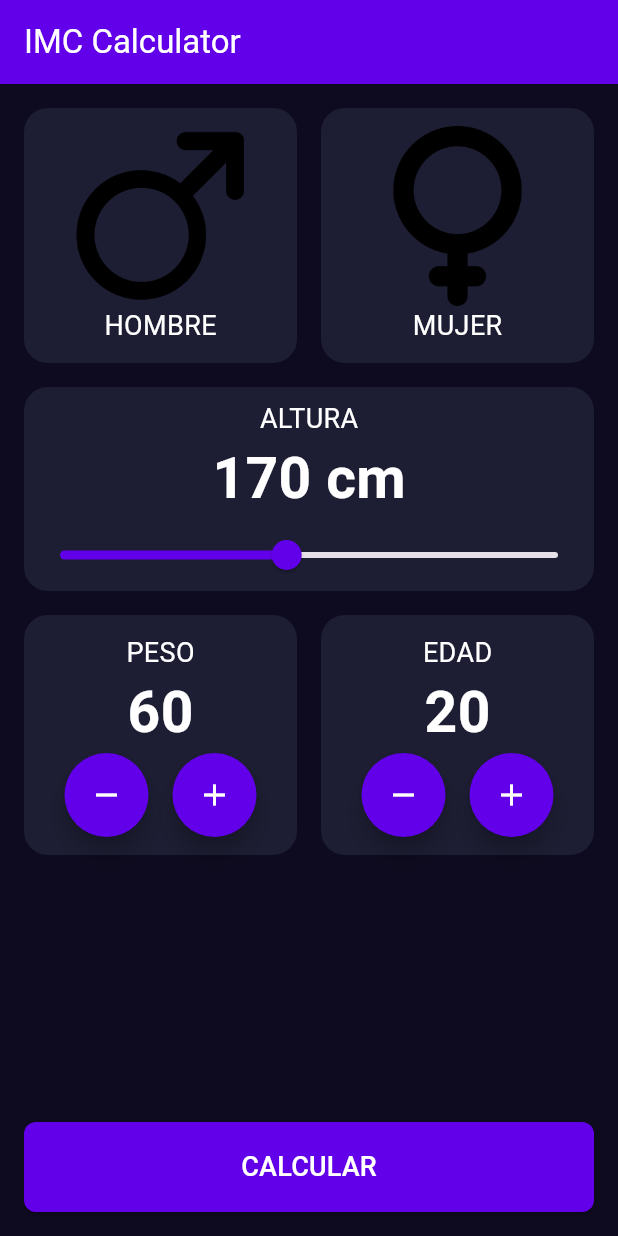
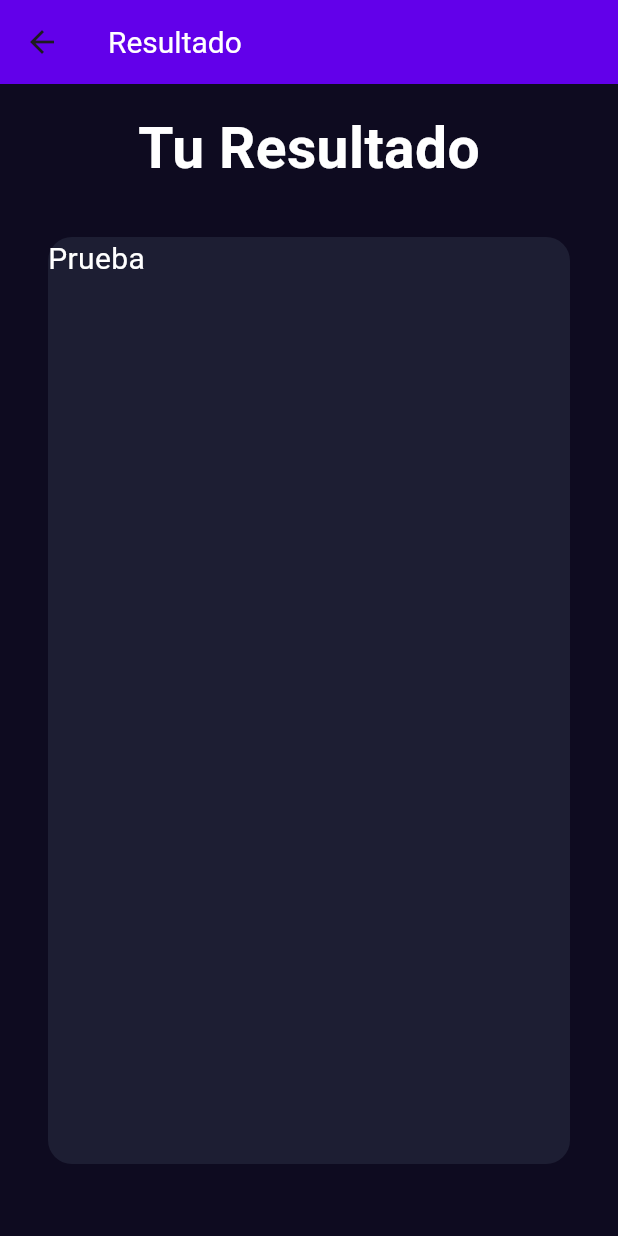
Before and after one commit to TaZZiTo/imc_calculator, a Flutter app: the screen it shows after launch, after a tap on the "remove" icon, after a tap on the "add" icon, after a tap on "CALCULAR", on a phone screen of 412 x 824 dp. Run offline on Flutter 3.47's test engine with Material 3 defaults, Android fonts, the phone set to English and light mode, and no system bars.

Commit message:
Hacemos la pantalla de resultados

```diff
--- a/lib/components/number_selector.dart
+++ b/lib/components/number_selector.dart
@@ -44,6 +44,7 @@ class _NumberSelectorState extends State<NumberSelector> {
               children: [
                 //Boton menos
                 FloatingActionButton(
+                  heroTag: null,
                   onPressed: () {
                     widget.onDecrement();
                   },
@@ -54,6 +55,7 @@ class _NumberSelectorState extends State<NumberSelector> {
                 SizedBox(width: 16),
                 //Boton Mas
                 FloatingActionButton(
+                  heroTag: null,
                   onPressed: () {
                     widget.onIncrement();
                   },
--- a/lib/core/text_styles.dart
+++ b/lib/core/text_styles.dart
@@ -2,5 +2,5 @@
 import 'package:flutter/material.dart';
 
 class TextStyles {
-  static const TextStyle bodyText = TextStyle(color: Colors.white, fontSize: 18);
+  static const TextStyle bodyText = TextStyle(color: Colors.white, fontSize: 20);
 }
--- a/lib/screens/imc_home_screen.dart
+++ b/lib/screens/imc_home_screen.dart
@@ -4,6 +4,7 @@ import 'package:imc_calculator/components/height_selector.dart';
 import 'package:imc_calculator/components/number_selector.dart';
 import 'package:imc_calculator/core/app_colors.dart';
 import 'package:imc_calculator/core/text_styles.dart';
+import 'package:imc_calculator/screens/imc_results_screen.dart';
 
 class ImcHomeScreen extends StatefulWidget {
   const ImcHomeScreen({super.key});
@@ -15,6 +16,7 @@ class ImcHomeScreen extends StatefulWidget {
 class _ImcHomeScreenState extends State<ImcHomeScreen> {
   int selectedAge = 20;
   int selectedWeight = 60;
+  double selectedHeight = 150;
 
   @override
   Widget build(BuildContext context) {
@@ -69,12 +71,28 @@ class _ImcHomeScreenState extends State<ImcHomeScreen> {
             height: 60,
             width: double.infinity,
             child: ElevatedButton(
-              onPressed: () {},
+              onPressed: () {
+                Navigator.push(
+                  context,
+                  MaterialPageRoute(
+                    builder: (context) => ImcResultsScreen(
+                      weight: selectedWeight,
+                      height: selectedHeight,
+                    ),
+                  ),
+                );
+              },
               style: ButtonStyle(
-                shape: WidgetStatePropertyAll(RoundedRectangleBorder(borderRadius: BorderRadius.circular(8))),
-                backgroundColor: WidgetStatePropertyAll(AppColors.primary),//Con este WidgetStatePropertyAll, le decimos que aplique los parametros a todos los estados del boton
+                shape: WidgetStatePropertyAll(
+                  RoundedRectangleBorder(
+                    borderRadius: BorderRadius.circular(8),
+                  ),
+                ),
+                backgroundColor: WidgetStatePropertyAll(
+                  AppColors.primary,
+                ), //Con este WidgetStatePropertyAll, le decimos que aplique los parametros a todos los estados del boton
               ),
-              child: Text('CALCULAR', style: TextStyles.bodyText,),
+              child: Text('CALCULAR', style: TextStyles.bodyText),
             ),
           ),
         ),
--- /dev/null
+++ b/lib/screens/imc_results_screen.dart
@@ -0,0 +1,73 @@
+import 'package:flutter/material.dart';
+import 'package:imc_calculator/core/app_colors.dart';
+import 'package:imc_calculator/core/text_styles.dart';
+
+class ImcResultsScreen extends StatelessWidget {
+  final double height;
+  final int weight;
+
+  const ImcResultsScreen({
+    super.key,
+    required this.weight,
+    required this.height,
+  });
+
+  @override
+  Widget build(BuildContext context) {
+    /* return Column(
+      children: [
+      Spacer(),
+        Text(height.toString(), style: TextStyles.bodyText),
+        Text(weight.toString(), style: TextStyles.bodyText),
+      Spacer(),
+      ],
+    ); */ //La animación no es fluida, necesitamos un Scaffold
+    return Scaffold(
+      backgroundColor: AppColors.background,
+      appBar: toolbarResult(),
+      body: bodyResult(),
+    );
+  }
+
+  Padding bodyResult() {
+    return Padding(
+      padding: const EdgeInsets.all(16),
+      child: Column(
+        //crossAxisAlignment: CrossAxisAlignment.start,//De este modo, llevariamos el texto al principio si no lo queremos centrado
+        children: [
+          //Text(height.toString(), style: TextStyles.bodyText),
+          //Text(weight.toString(), style: TextStyles.bodyText),
+          Text(
+            'Tu Resultado',
+            style: TextStyle(
+              fontSize: 38,
+              color: Colors.white,
+              fontWeight: FontWeight.bold,
+            ),
+          ),
+          Expanded(
+            child: Padding(
+              padding: const EdgeInsets.only(top: 32, right: 16, left: 16, bottom: 32),
+              child: Container(
+                width: double.infinity,
+                //height: double.infinity, //No lo entiende la columna, hay que wrapear el contenedor en un Expanded
+                decoration: BoxDecoration(
+                  color: AppColors.backgroundComponents,
+                  borderRadius: BorderRadius.circular(16),
+                ),
+                child: Text('Prueba', style: TextStyles.bodyText,),
+              ),
+            ),
+          )
+        ],
+      ),
+    );
+  }
+
+  AppBar toolbarResult() {
+    return AppBar(
+      title: Text('Resultado', style: TextStyles.bodyText),
+      backgroundColor: AppColors.primary,
+    );
+  }
+}
```
